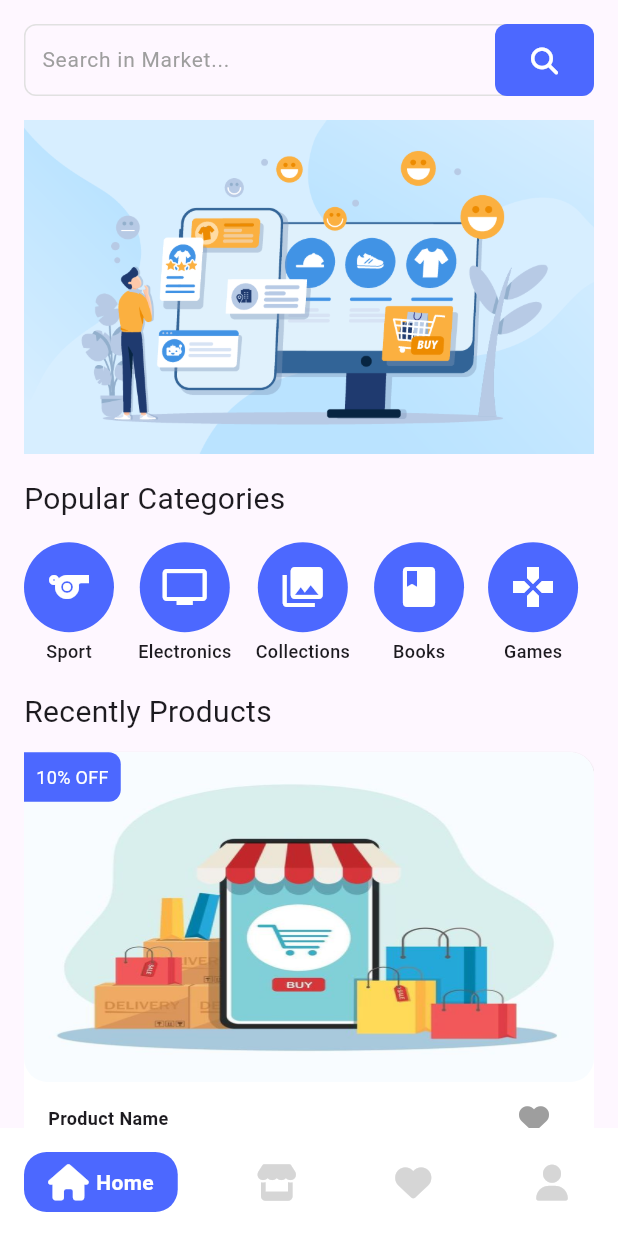
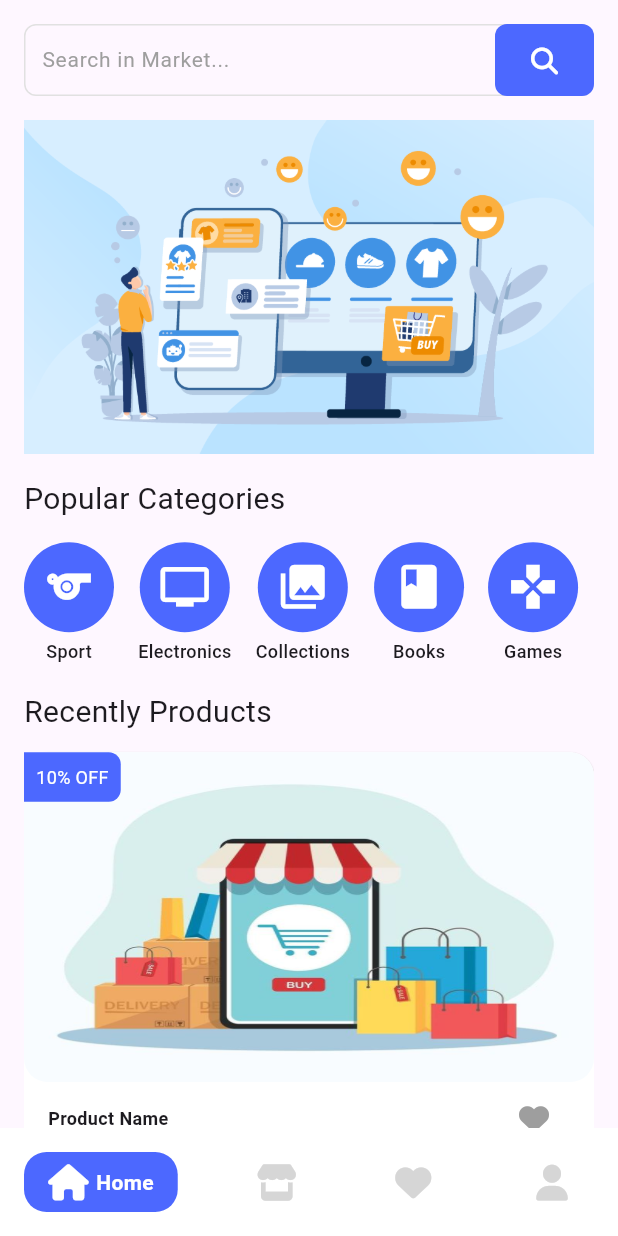
Before and after one commit to mahmoudmohamed17/e-commerce-app, a Flutter app: the MainView screen opened by its route, on a phone screen of 412 x 824 dp. Run offline on Flutter 3.47's test engine with Material 3 defaults, Android fonts, the phone set to English and light mode, and no system bars; drawn by our look-alikes of google_nav_bar; our stand-ins replace bloc, flutter_bloc, font_awesome_flutter.

Commit message:
refactor category widget

```diff
--- a/lib/views/home/ui/category_item.dart
+++ b/lib/views/home/ui/category_item.dart
@@ -13,14 +13,19 @@ class CategoryItem extends StatelessWidget {
       mainAxisAlignment: MainAxisAlignment.center,
       spacing: 4,
       children: [
-        CircleAvatar(
-          backgroundColor: AppColors.kPrimaryColor,
-          radius: 30,
-          child: Icon(model.icon, color: Colors.white, size: 32,),
+        Container(
+          decoration: const BoxDecoration(
+            color: AppColors.kPrimaryColor,
+            shape: BoxShape.circle,
+          ),
+          height: 60,
+          width: 60,
+          child: Center(child: Icon(model.icon, color: Colors.white, size: 35,)),
         ),
         FittedBox(
           fit: BoxFit.scaleDown,
-          child: Text(model.title, style: AppTextStyles.medium12)),
+          child: Text(model.title, style: AppTextStyles.medium12),
+        ),
       ],
     );
   }
```
